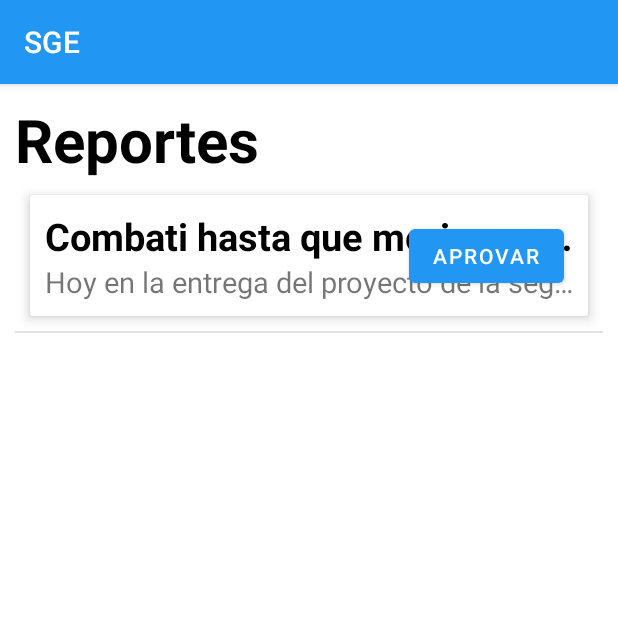
After one commit to Gabrielruiz1712/PlataformaSGE_RES, an Android app: the AprovarReportes screen opened directly, with no data from a screen before it, on a phone screen of 412 x 824 dp, the top half of it. The commit adds this screen. Run offline under Robolectric (Android 15) with nearby library versions, the phone set to English and light mode, and no system bars.

Commit message:
Ya se entrego :v

```diff
--- a/app/src/main/AndroidManifest.xml
+++ b/app/src/main/AndroidManifest.xml
@@ -9,7 +9,8 @@
         android:roundIcon="@mipmap/ic_launcher_round"
         android:supportsRtl="true"
         android:theme="@style/Theme.PlataformaSGE_RES">
-        <activity android:name=".ResidenciaRegistrada"></activity>
+        <activity android:name=".AprovarReportes"></activity>
+        <activity android:name=".ResidenciaRegistrada" />
         <activity android:name=".ReporteActivity" />
         <activity android:name=".Menu" />
         <activity android:name=".MenuResidencias" />
--- /dev/null
+++ b/app/src/main/java/mx/edu/itm/link/plataformasge_res/AprovarReportes.kt
@@ -0,0 +1,36 @@
+package mx.edu.itm.link.plataformasge_res
+
+import android.os.Bundle
+import androidx.appcompat.app.AppCompatActivity
+import mx.edu.itm.link.plataformasge_res.adapters.AprobarReporteAdapter
+import mx.edu.itm.link.plataformasge_res.databinding.ActivityAprovarReportesBinding
+import mx.edu.itm.link.plataformasge_res.models.Reporte
+
+class AprovarReportes : AppCompatActivity() {
+    private lateinit var binding: ActivityAprovarReportesBinding
+    override fun onCreate(savedInstanceState: Bundle?) {
+        super.onCreate(savedInstanceState)
+        binding = ActivityAprovarReportesBinding.inflate(layoutInflater)
+        setContentView(binding.root)
+
+        val reportes = ArrayList<Reporte>()
+
+        for (r in Utils.database.getTodosReportes()){
+            if (r.aprovado != 1){
+                reportes.add(r)
+            }
+        }
+
+        binding.lvReportesPorAprobar.adapter = object :
+            AprobarReporteAdapter(
+                this,
+                R.layout.aprobar_reporte,
+                reportes
+            ) {
+            override fun aprobarReporte(reporte: Reporte) {
+                reporte.aprovado = 1
+                Utils.database.updateReporte(reporte)
+            }
+        }
+    }
+}
--- a/app/src/main/java/mx/edu/itm/link/plataformasge_res/ResidenciaRegistrada.kt
+++ b/app/src/main/java/mx/edu/itm/link/plataformasge_res/ResidenciaRegistrada.kt
@@ -1,5 +1,6 @@
 package mx.edu.itm.link.plataformasge_res
 
+import android.content.Intent
 import android.os.Bundle
 import android.view.View
 import android.widget.Toast
@@ -19,6 +20,7 @@ class ResidenciaRegistrada : AppCompatActivity() {
         binding = ActivityResidenciaRegistradaBinding.inflate(layoutInflater)
         setContentView(binding.root)
 
+        try {
             dependenciasProAprobar = ArrayList()
             if (Utils.database.getDependencias().isNotEmpty()) {
                 for (dep in Utils.database.getDependencias()) {
@@ -26,12 +28,12 @@ class ResidenciaRegistrada : AppCompatActivity() {
                         dependenciasProAprobar.add(dep)
                     }
                 }
-        }else{
+            } else {
                 binding.lblNoHay.visibility = View.VISIBLE
                 binding.linearTemplate.visibility = View.INVISIBLE
             }
 
-        if(dependenciasProAprobar.isNotEmpty()){
+            if (dependenciasProAprobar.isNotEmpty()) {
                 navegar(0)
             }
 
@@ -76,6 +78,14 @@ class ResidenciaRegistrada : AppCompatActivity() {
                 dependenciasProAprobar.remove(dependenciaSeleccionada)
             }
 
+            binding.btnReportes.setOnClickListener {
+                val intent = Intent(this, AprovarReportes::class.java)
+                startActivity(intent)
+            }
+        } catch (e: Exception) {
+            binding.lblNoHay.visibility = View.VISIBLE
+            binding.linearTemplate.visibility = View.INVISIBLE
+        }
     }
 
     fun navegar(position: Int) {
--- /dev/null
+++ b/app/src/main/java/mx/edu/itm/link/plataformasge_res/adapters/AprobarReporteAdapter.kt
@@ -0,0 +1,51 @@
+package mx.edu.itm.link.plataformasge_res.adapters
+
+import android.annotation.SuppressLint
+import android.content.Context
+import android.view.LayoutInflater
+import android.view.View
+import android.view.ViewGroup
+import android.widget.BaseAdapter
+import android.widget.TextView
+import mx.edu.itm.link.plataformasge_res.R
+import mx.edu.itm.link.plataformasge_res.models.Reporte
+
+abstract class AprobarReporteAdapter(
+    val context: Context,
+    val layout: Int,
+    val lista: ArrayList<Reporte>
+) : BaseAdapter() {
+    override fun getCount(): Int {
+        return lista.size
+    }
+
+    override fun getItem(position: Int): Any {
+        return lista[position]
+    }
+
+    override fun getItemId(position: Int): Long {
+        return -1
+    }
+
+    @SuppressLint("ResourceAsColor")
+    override fun getView(position: Int, convertView: View?, parent: ViewGroup?): View {
+        val inflater = context.getSystemService(Context.LAYOUT_INFLATER_SERVICE) as LayoutInflater
+        val myView = inflater.inflate(layout, null)
+
+        val titulo = myView.findViewById<TextView>(R.id.tituloReporteAprobar)
+        val descripcion = myView.findViewById<TextView>(R.id.descripcionReporteAprobar)
+        val btnAprobar = myView.findViewById<TextView>(R.id.btnAprobar)
+
+        titulo.text = lista[position].titulo
+        descripcion.text = lista[position].descripcion
+
+        btnAprobar.setOnClickListener {
+            aprobarReporte(lista[position])
+            btnAprobar.setBackgroundColor(R.color.greenAprovado)
+            btnAprobar.isEnabled = false
+        }
+        return myView
+    }
+
+    abstract fun aprobarReporte(reporte: Reporte)
+}
--- a/app/src/main/java/mx/edu/itm/link/plataformasge_res/data/DataBaseSQL.kt
+++ b/app/src/main/java/mx/edu/itm/link/plataformasge_res/data/DataBaseSQL.kt
@@ -45,7 +45,7 @@ class DataBaseSQL(
         """.trimIndent()
 
         val profesor = """
-            create table profesor
+           create table profesor
             (
                 idProfesor integer not null
                     constraint profesor_pk
@@ -54,7 +54,10 @@ class DataBaseSQL(
                 nombre text not null,
                 titulo text not null,
                 nc text not null,
-                pass text not null
+                pass text not null,
+                proyecto integer,
+                constraint profesor_proyecto_idProyecto_idProyecto_fk
+                    foreign key (idProfesor, idProfesor) references proyecto (idProyecto, idProyecto)
             );
 
             create unique index profesor_id_uindex
@@ -301,11 +304,41 @@ class DataBaseSQL(
     }
 
     @Throws
-    fun updateReporte(viejo: Reporte, nuevo: Reporte) {
+    fun getTodosReportes(): ArrayList<Reporte> {
+        val db = readableDatabase
+
+        val sql =
+            "select idReporte, aprobado, titulo, descripcion, alumno from reporte"
+
+        try {
+            val cursor = db.rawQuery(sql, null)
+
+            val resultados = ArrayList<Reporte>()
+            while (cursor.moveToNext()) {
+                val contact = Reporte(
+                    cursor.getInt(0),
+                    cursor.getInt(1),
+                    cursor.getString(2),
+                    cursor.getString(3),
+                    cursor.getInt(4)
+                )
+
+                resultados.add(contact)
+            }
+            db.close()
+            return resultados
+        } catch (e: Exception) {
+            e.printStackTrace()
+        }
+        return ArrayList()
+    }
+
+    @Throws
+    fun updateReporte(nuevo: Reporte) {
         val db = writableDatabase
 
         val sql =
-            "UPDATE reporte SET aprobado= ${nuevo.aprovado}, titulo= '${nuevo.titulo}', descripcion = '${nuevo.descripcion}' WHERE idReporte = ${viejo.id}"
+            "UPDATE reporte SET aprobado= ${nuevo.aprovado} WHERE idReporte = ${nuevo.id}"
 
         db.execSQL(sql)
 
@@ -445,7 +478,7 @@ class DataBaseSQL(
 
         try {
             db.execSQL(sql)
-        }catch (e: Exception){
+        } catch (e: Exception) {
             e.printStackTrace()
         }
 
@@ -481,7 +514,7 @@ class DataBaseSQL(
     }
 
     @Throws
-    fun getDependenciasDeAlumno (alumno: Alumno): ArrayList<DependenciaPorAprobar> {
+    fun getDependenciasDeAlumno(alumno: Alumno): ArrayList<DependenciaPorAprobar> {
         val db = readableDatabase
 
         val sql =
--- a/app/src/main/java/mx/edu/itm/link/plataformasge_res/models/Reporte.kt
+++ b/app/src/main/java/mx/edu/itm/link/plataformasge_res/models/Reporte.kt
@@ -7,7 +7,7 @@ data class Reporte(
     @SerializedName("id")
     val id: Int,
     @SerializedName("aprovado")
-    val aprovado: Int,
+    var aprovado: Int,
     @SerializedName("titulo")
     val titulo: String,
     @SerializedName("descripcion")
--- /dev/null
+++ b/app/src/main/res/layout/activity_aprovar_reportes.xml
@@ -0,0 +1,24 @@
+<?xml version="1.0" encoding="utf-8"?>
+<LinearLayout xmlns:android="http://schemas.android.com/apk/res/android"
+    xmlns:app="http://schemas.android.com/apk/res-auto"
+    xmlns:tools="http://schemas.android.com/tools"
+    android:layout_width="match_parent"
+    android:layout_height="match_parent"
+    android:orientation="vertical"
+    android:padding="10dp"
+    tools:context=".AprovarReportes">
+
+    <TextView
+        android:id="@+id/textView3"
+        android:layout_width="match_parent"
+        android:layout_height="wrap_content"
+        android:textSize="40dp"
+        android:textStyle="bold"
+        android:textColor="@color/black"
+        android:text="Reportes" />
+
+    <ListView
+        android:id="@+id/lvReportesPorAprobar"
+        android:layout_width="match_parent"
+        android:layout_height="match_parent" />
+</LinearLayout>
--- a/app/src/main/res/layout/activity_residencia_registrada.xml
+++ b/app/src/main/res/layout/activity_residencia_registrada.xml
@@ -14,7 +14,7 @@
         android:layout_height="wrap_content"
         android:text="No hay dependencias por aprobar"
         android:visibility="invisible"
-        app:layout_constraintBottom_toBottomOf="@+id/linearLayout2"
+        app:layout_constraintBottom_toBottomOf="parent"
         app:layout_constraintEnd_toEndOf="parent"
         app:layout_constraintStart_toStartOf="parent"
         app:layout_constraintTop_toTopOf="parent" />
@@ -34,6 +34,12 @@
             android:layout_height="wrap_content"
             android:orientation="horizontal"
             android:padding="10dp">
+
+            <Button
+                android:id="@+id/btnReportes"
+                android:layout_width="wrap_content"
+                android:layout_height="wrap_content"
+                android:text="Reportes" />
 
             <TextView
                 android:id="@+id/lblNavegacion"
--- /dev/null
+++ b/app/src/main/res/layout/aprobar_reporte.xml
@@ -0,0 +1,61 @@
+<?xml version="1.0" encoding="utf-8"?>
+<LinearLayout xmlns:android="http://schemas.android.com/apk/res/android"
+    xmlns:app="http://schemas.android.com/apk/res-auto"
+    android:layout_width="match_parent"
+    android:layout_height="match_parent"
+    android:orientation="vertical">
+
+    <androidx.cardview.widget.CardView
+        android:layout_width="match_parent"
+        android:layout_height="wrap_content"
+        android:layout_margin="10dp"
+        app:cardElevation="5dp">
+
+        <androidx.constraintlayout.widget.ConstraintLayout
+            android:layout_width="match_parent"
+            android:layout_height="match_parent">
+
+            <LinearLayout
+                android:layout_width="wrap_content"
+                android:layout_height="match_parent"
+                android:orientation="vertical"
+                android:padding="10dp"
+                app:layout_constraintBottom_toBottomOf="parent"
+                app:layout_constraintStart_toStartOf="parent"
+                app:layout_constraintTop_toTopOf="parent">
+
+                <TextView
+                    android:id="@+id/tituloReporteAprobar"
+                    android:layout_width="match_parent"
+                    android:layout_height="wrap_content"
+                    android:ellipsize="end"
+                    android:maxLines="1"
+                    android:text="Titulo"
+                    android:textColor="@color/black"
+                    android:textSize="25sp"
+                    android:textStyle="bold" />
+
+                <TextView
+                    android:id="@+id/descripcionReporteAprobar"
+                    android:layout_width="match_parent"
+                    android:layout_height="wrap_content"
+                    android:ellipsize="end"
+                    android:maxLines="1"
+                    android:text="Descripcion"
+                    android:textSize="19sp" />
+
+            </LinearLayout>
+
+            <Button
+                android:id="@+id/btnAprobar"
+                android:layout_width="wrap_content"
+                android:layout_height="wrap_content"
+                android:layout_marginEnd="16dp"
+                android:text="Aprovar"
+                app:layout_constraintBottom_toBottomOf="parent"
+                app:layout_constraintEnd_toEndOf="parent"
+                app:layout_constraintTop_toTopOf="parent" />
+        </androidx.constraintlayout.widget.ConstraintLayout>
+
+    </androidx.cardview.widget.CardView>
+</LinearLayout>
--- a/app/src/main/res/values/strings.xml
+++ b/app/src/main/res/values/strings.xml
@@ -115,5 +115,5 @@
 
     </string>
     <string name="menorQue"><![CDATA[<]]></string>
-  <string name="mayorQue"><![CDATA[>]]></string>
+    <string name="mayorQue"><![CDATA[>]]></string>
 </resources>
```
Lines whose indentation alone changed are shown as unchanged.
